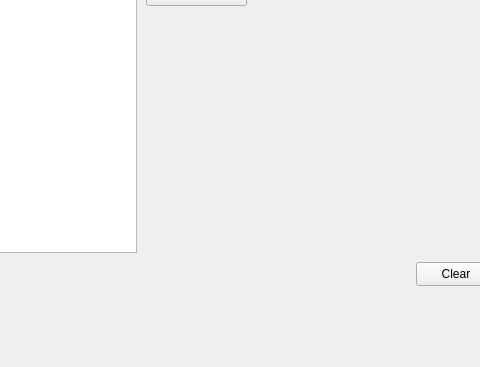
First picture: the form in EjercicioTextoALAIzq/mainwindow.ui, repository SrOParker/QT-QML-PROJECTS, before the edit; both pictures show x 204 to 684 and y 288 to 655 of the 800 by 655 pixel window.
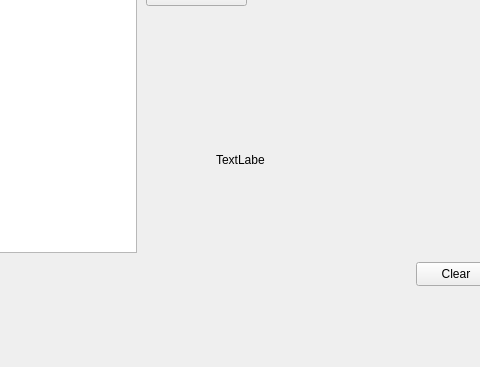
Second picture: the form after the edit.

Patch:
```diff
--- a/EjercicioTextoALAIzq/mainwindow.ui
+++ b/EjercicioTextoALAIzq/mainwindow.ui
@@ -89,6 +89,19 @@
      </rect>
     </property>
    </widget>
+   <widget class="QLabel" name="label">
+    <property name="geometry">
+     <rect>
+      <x>420</x>
+      <y>440</y>
+      <width>49</width>
+      <height>16</height>
+     </rect>
+    </property>
+    <property name="text">
+     <string>TextLabel</string>
+    </property>
+   </widget>
   </widget>
   <widget class="QMenuBar" name="menubar">
    <property name="geometry">
```
